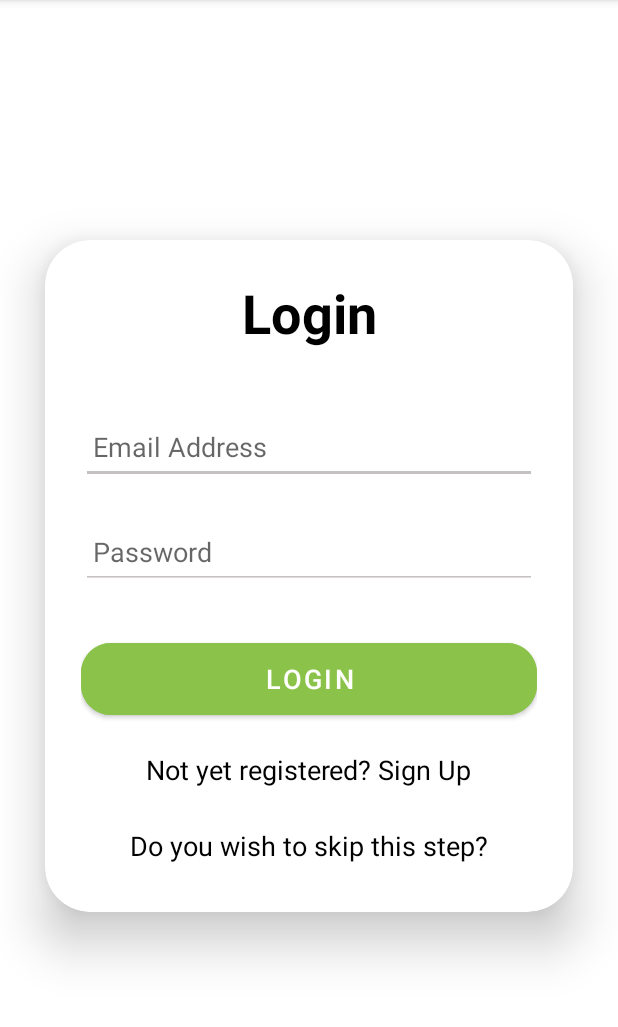
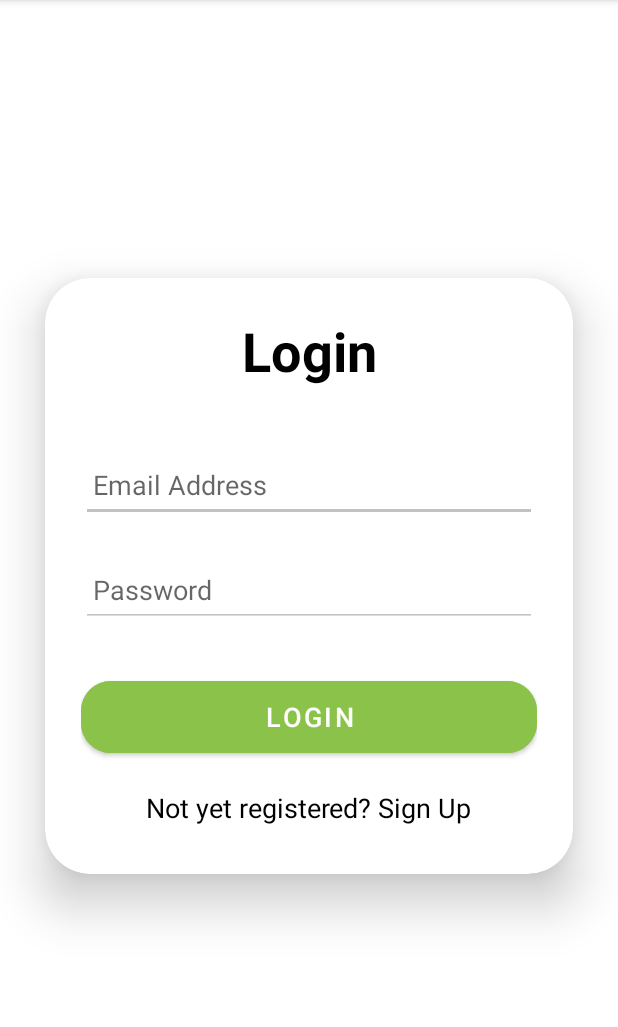
Before and after one commit to Efeighery/MedsUpApp, an Android app: the screen it shows after launch (Login), after a tap on "Already signed in?", on a phone screen of 412 x 824 dp, the part 84-1111 px from its top. Run offline under Robolectric (Android 15) with nearby library versions, the phone set to English and light mode, and no system bars; our stand-ins replace Firebase (no records; nobody signed in at launch, a user with empty details on screens opened directly); 2 other taps on this screen came first.

Commit message:
Removed skip Button as it was unnecessary

```diff
--- a/app/src/main/java/com/example/medsupapp/Login.java
+++ b/app/src/main/java/com/example/medsupapp/Login.java
@@ -38,7 +38,7 @@ import com.google.firebase.auth.FirebaseUser;
 public class Login extends AppCompatActivity implements View.OnClickListener {
 
     // The visual variables from the XML file are initialised and declared
-    private TextView register, skipBtn;
+    private TextView register;
     private EditText edEmail, edPassword;
 
     // The login button and the FirebaseAuth variables are also initialised and declared here
@@ -54,8 +54,6 @@ public class Login extends AppCompatActivity implements View.OnClickListener {
         register = (TextView) findViewById(R.id.signupRedirectText);
         register.setOnClickListener(this);
 
-        skipBtn = (TextView) findViewById(R.id.optionalNavi);
-        skipBtn.setOnClickListener(this);
 
         logInBn = (Button) findViewById(R.id.login_button);
         logInBn.setOnClickListener(this);
@@ -82,11 +80,6 @@ public class Login extends AppCompatActivity implements View.OnClickListener {
             case R.id.login_button:
                 userLogin();
                 break;
-
-            case R.id.optionalNavi:
-                startActivity(new Intent(this, MainActivity.class));
-                break;
-
         }
     }
 
--- a/app/src/main/java/com/example/medsupapp/Register.java
+++ b/app/src/main/java/com/example/medsupapp/Register.java
@@ -45,7 +45,7 @@ public class Register extends AppCompatActivity implements View.OnClickListener
     private FirebaseAuth auth;
 
     // The Buttons here are declared
-    private TextView banner, regUser, logInSwap, skipBtn;
+    private TextView banner, regUser, logInSwap;
 
     // The text fields that save a user account are initialised
     private EditText edName, edAge, edSex, edEmail, edPassword;
@@ -64,8 +64,6 @@ public class Register extends AppCompatActivity implements View.OnClickListener
         regUser = (Button)findViewById(R.id.regBtn);
         regUser.setOnClickListener((View.OnClickListener) this);
 
-        skipBtn = (TextView)findViewById(R.id.optionalNavi);
-        skipBtn.setOnClickListener((View.OnClickListener) this);
 
         logInSwap = (TextView) findViewById(R.id.logInRedirection);
         logInSwap.setOnClickListener((View.OnClickListener) this);
@@ -88,9 +86,6 @@ public class Register extends AppCompatActivity implements View.OnClickListener
             // If the user clicks the login redirection button, then this will bring the user to the login page if they have an account saved beforehand
             case R.id.logInRedirection:
                 startActivity(new Intent(this, Login.class));
-                break;
-            case R.id.optionalNavi:
-                startActivity(new Intent(this, MainActivity.class));
                 break;
         }
     }
--- a/app/src/main/res/layout/activity_login.xml
+++ b/app/src/main/res/layout/activity_login.xml
@@ -71,17 +71,6 @@
                 android:textSize="18sp"/>
 
 
-            <TextView
-                android:layout_width="wrap_content"
-                android:layout_height="wrap_content"
-                android:id="@+id/optionalNavi"
-                android:text="Do you wish to skip this step?"
-                android:layout_gravity="center"
-                android:padding="8dp"
-                android:layout_marginTop="10dp"
-                android:textColor="@color/black"
-                android:textSize="18sp"/>
-
         </LinearLayout>
     </androidx.cardview.widget.CardView>
 
```
Also changed, not shown: app/src/main/res/layout/activity_register.xml (+0 -10 lines).
